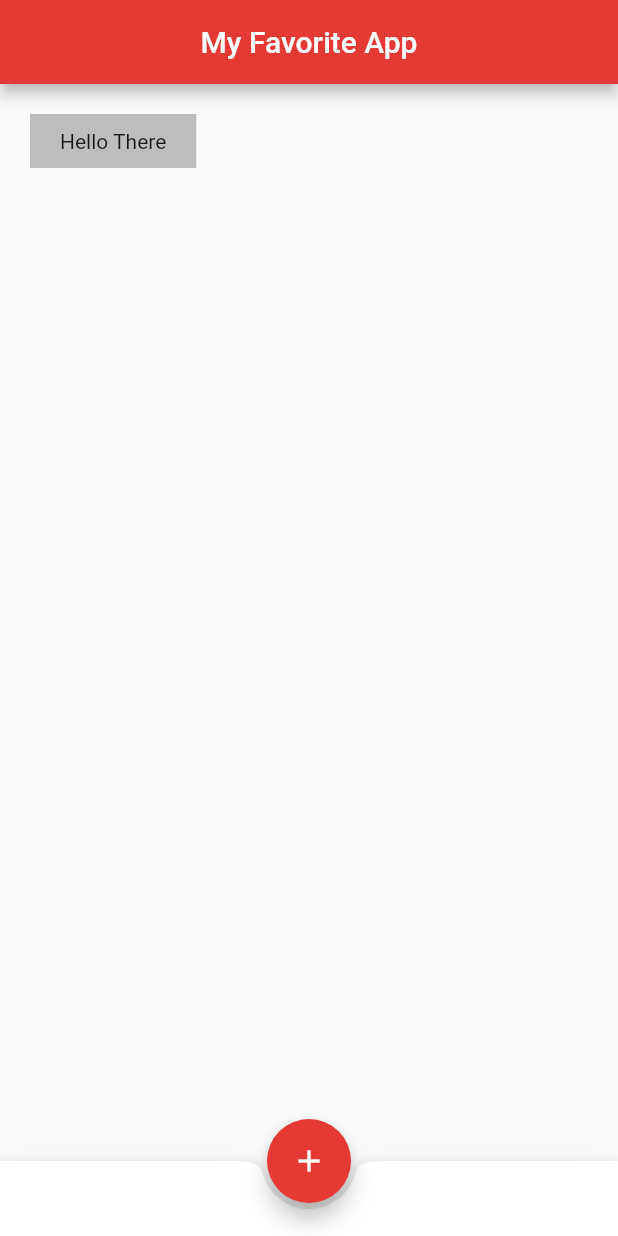
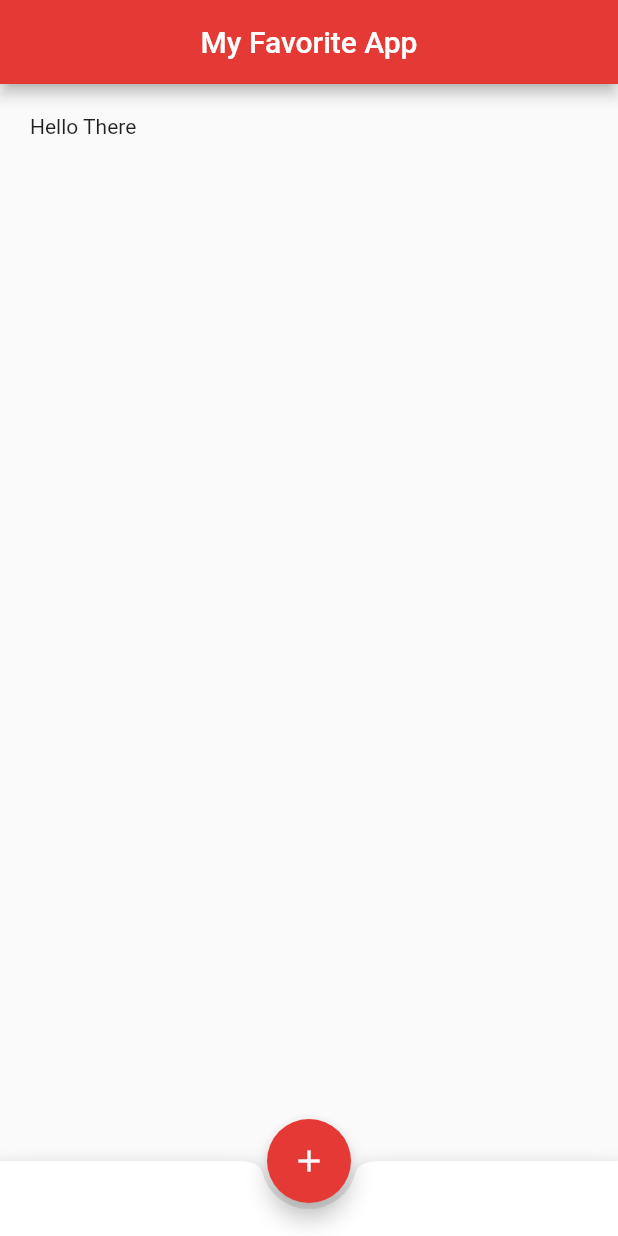
Before and after one commit to marville001/learn-flutter, a Flutter app: the screen it shows after launch, on a phone screen of 412 x 824 dp. Run offline on Flutter 3.47's test engine with Material 2 defaults, Android fonts, the phone set to English and light mode, and no system bars.

Commit message:
Using Padding widget to apply padding

```diff
--- a/lib/main.dart
+++ b/lib/main.dart
@@ -16,10 +16,8 @@ class Home extends StatelessWidget {
         centerTitle: true,
         backgroundColor: Colors.red[600],
       ),
-      body: Container(
-        color: Colors.grey[400],
-        padding: EdgeInsets.symmetric(horizontal: 20.0, vertical: 10.0),
-        margin: EdgeInsets.all(20.0),
+      body: Padding(
+        padding:EdgeInsets.all(20.0),
         child: Text("Hello There"),
       ),
       bottomNavigationBar: BottomAppBar(
```
